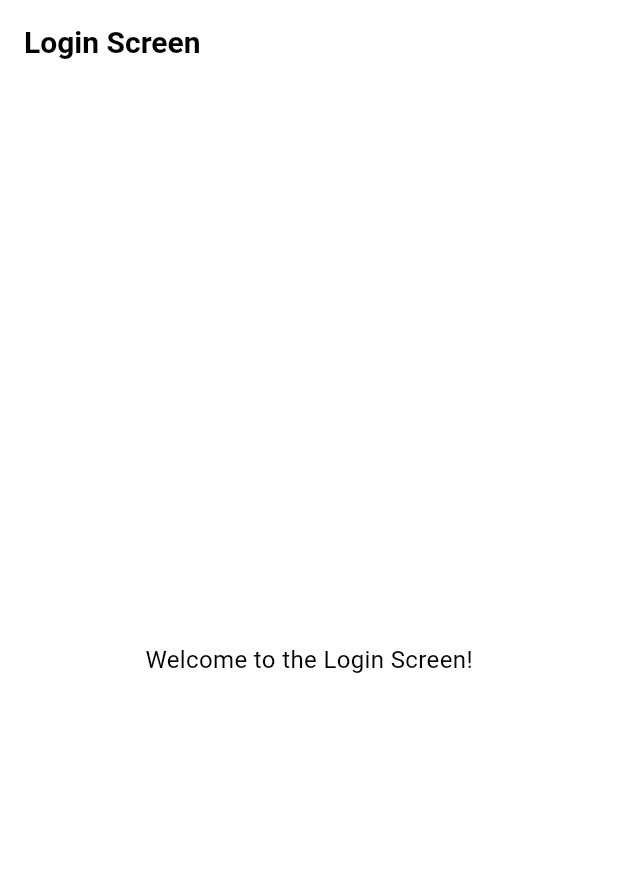
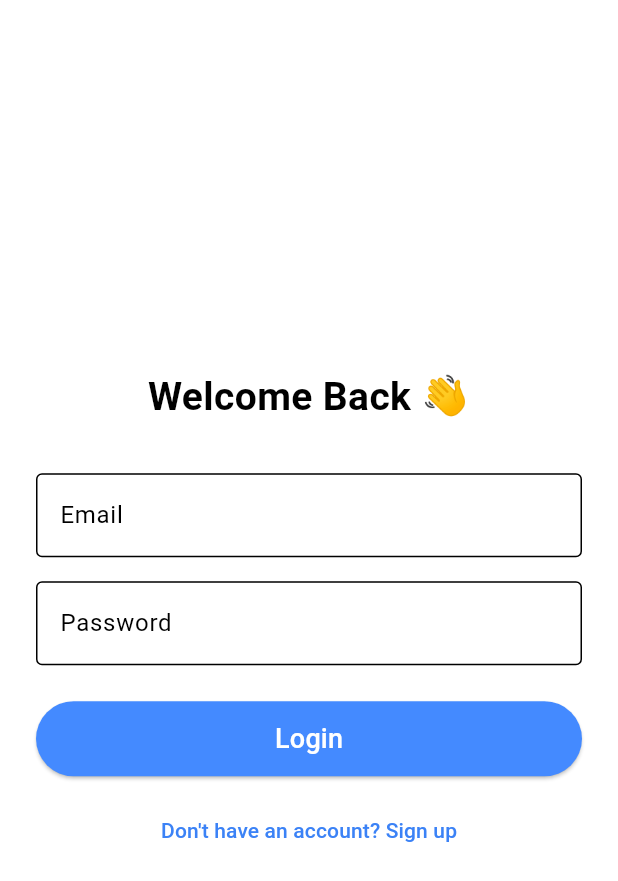
Before and after one commit to MontasirOpi/sdtudy_flow, a Flutter app: the screen it shows after launch, on a phone screen of 412 x 824 dp. Shown: the top 881 px of the screen. Run offline on Flutter 3.47's test engine with Material 3 defaults, Android fonts, the phone set to English and light mode, and no system bars; our stand-ins replace bloc, equatable, flutter_bloc, go_router, supabase_flutter; accounts and stored records are empty.

Commit message:
login signup with supabase

```diff
--- /dev/null
+++ b/devtools_options.yaml
@@ -0,0 +1,3 @@
+description: This file stores settings for Dart & Flutter DevTools.
+documentation: https://docs.flutter.dev/tools/devtools/extensions#configure-extension-enablement-states
+extensions:
--- a/lib/app/app.dart
+++ b/lib/app/app.dart
@@ -10,11 +10,11 @@ class MyApp extends StatelessWidget {
 
   @override
   Widget build(BuildContext context) {
-    final router = AppRouter().router;
-
     return MultiBlocProvider(
       providers: [
+        // SplashBloc handles splash delay/navigation logic
         BlocProvider(create: (_) => SplashBloc()..add(StartSplash())),
+        // ✅ You can add more blocs here in the future (e.g., AuthBloc, NotesBloc, etc.)
       ],
       child: MaterialApp.router(
         title: 'StudyMate',
@@ -22,7 +22,7 @@ class MyApp extends StatelessWidget {
         theme: AppTheme.lightTheme,
         darkTheme: AppTheme.darkTheme,
         themeMode: ThemeMode.system,
-        routerConfig: router,
+        routerConfig: AppRouter.router, // directly use the static router
       ),
     );
   }
--- a/lib/app/router.dart
+++ b/lib/app/router.dart
@@ -1,29 +1,46 @@
 import 'package:flutter/material.dart';
 import 'package:go_router/go_router.dart';
+
+// ✅ Import all your screens
 import 'package:sdtudy_flow/presentation/pages/auth/login_screen.dart';
+import 'package:sdtudy_flow/presentation/pages/auth/sign_up_screen.dart';
 import 'package:sdtudy_flow/presentation/pages/home/home_screen.dart';
 import 'package:sdtudy_flow/presentation/pages/splashScreen/splash_screen.dart';
 
-// ✅ Import your pages
-// import 'package:your_app_name/presentation/pages/home/home_page.dart';
-// import 'package:your_app_name/presentation/pages/schedule/schedule_page.dart';
-// import 'package:your_app_name/presentation/pages/assignments/assignments_page.dart';
-// import 'package:your_app_name/presentation/pages/notes/notes_page.dart';
-// import 'package:your_app_name/presentation/pages/auth/login_page.dart';
-
+/// Centralized router configuration using GoRouter
 class AppRouter {
-  GoRouter get router => GoRouter(
+  static final GoRouter router = GoRouter(
+    initialLocation: '/', // Start with SplashScreen
     routes: [
-      // GoRoute(
-      //   path: '/',
-      //   name: 'home',
-      //   builder: (context, state) => const HomeScreen(),
-      // ),
+      /// Splash Screen
       GoRoute(
         path: '/',
-        name: 'splashscreen',
+        name: 'splash',
         builder: (context, state) => const SplashScreen(),
       ),
+
+      /// Login Screen
+      GoRoute(
+        path: '/login',
+        name: 'login',
+        builder: (context, state) => const LoginScreen(),
+      ),
+
+      /// Sign Up Screen
+      GoRoute(
+        path: '/signup',
+        name: 'signup',
+        builder: (context, state) => const SignUpPage(),
+      ),
+
+      /// Home Screen
+      GoRoute(
+        path: '/home',
+        name: 'home',
+        builder: (context, state) => const HomeScreen(),
+      ),
+
+      // ✅ (Optional) Future routes
       // GoRoute(
       //   path: '/schedule',
       //   name: 'schedule',
@@ -39,11 +56,6 @@ class AppRouter {
       //   name: 'notes',
       //   builder: (context, state) => const NotesPage(),
       // ),
-      GoRoute(
-        path: '/login',
-        name: 'login',
-        builder: (context, state) => const LoginScreen(),
-      ),
     ],
   );
 }
--- /dev/null
+++ b/lib/data/remote/auth_service.dart
@@ -0,0 +1,26 @@
+import 'package:supabase_flutter/supabase_flutter.dart';
+
+class AuthService {
+  final supabase = Supabase.instance.client;
+
+  Future<void> signIn(String email, String password) async {
+    final response = await supabase.auth.signInWithPassword(
+      email: email,
+      password: password,
+    );
+
+    if (response.user == null) {
+      throw Exception('Invalid credentials');
+    }
+  }
+
+  Future<void> signUp(String email, String password) async {
+    await supabase.auth.signUp(email: email, password: password);
+  }
+
+  Future<void> signOut() async {
+    await supabase.auth.signOut();
+  }
+
+  bool get isLoggedIn => supabase.auth.currentUser != null;
+}
--- a/lib/presentation/pages/auth/bloc/auth_event.dart
+++ b/lib/presentation/pages/auth/bloc/auth_event.dart
@@ -1,4 +1,26 @@
-part of 'auth_bloc.dart';
+import 'package:equatable/equatable.dart';
 
-@immutable
-sealed class AuthEvent {}
+abstract class AuthEvent extends Equatable {
+  @override
+  List<Object?> get props => [];
+}
+
+class LoginRequested extends AuthEvent {
+  final String email;
+  final String password;
+
+  LoginRequested(this.email, this.password);
+
+  @override
+  List<Object?> get props => [email, password];
+}
+
+class SignUpRequested extends AuthEvent {
+  final String email;
+  final String password;
+
+  SignUpRequested(this.email, this.password);
+
+  @override
+  List<Object?> get props => [email, password];
+}
--- a/lib/presentation/pages/auth/bloc/auth_state.dart
+++ b/lib/presentation/pages/auth/bloc/auth_state.dart
@@ -1,6 +1,20 @@
-part of 'auth_bloc.dart';
+import 'package:equatable/equatable.dart';
 
-@immutable
-sealed class AuthState {}
+abstract class AuthState extends Equatable {
+  @override
+  List<Object?> get props => [];
+}
 
-final class AuthInitial extends AuthState {}
+class AuthInitial extends AuthState {}
+
+class AuthLoading extends AuthState {}
+
+class AuthSuccess extends AuthState {}
+
+class AuthFailure extends AuthState {
+  final String message;
+  AuthFailure(this.message);
+
+  @override
+  List<Object?> get props => [message];
+}
--- a/lib/presentation/pages/auth/login_screen.dart
+++ b/lib/presentation/pages/auth/login_screen.dart
@@ -1,18 +1,105 @@
 import 'package:flutter/material.dart';
+import 'package:flutter_bloc/flutter_bloc.dart';
+import 'package:go_router/go_router.dart';
+import 'package:sdtudy_flow/data/remote/auth_service.dart';
+import 'package:sdtudy_flow/presentation/pages/auth/bloc/auth_bloc.dart';
+import 'package:sdtudy_flow/presentation/pages/auth/bloc/auth_event.dart';
+import 'package:sdtudy_flow/presentation/pages/auth/bloc/auth_state.dart';
 
-class LoginScreen extends StatefulWidget {
+class LoginScreen extends StatelessWidget {
   const LoginScreen({super.key});
 
   @override
-  State<LoginScreen> createState() => _LoginScreenState();
-}
+  Widget build(BuildContext context) {
+    final emailController = TextEditingController();
+    final passwordController = TextEditingController();
 
-class _LoginScreenState extends State<LoginScreen> {
-  @override
-  Widget build(BuildContext context) {
-    return Scaffold(
-      appBar: AppBar(title: const Text('Login Screen')),
-      body: const Center(child: Text('Welcome to the Login Screen!')),
+    return BlocProvider(
+      create: (_) => AuthBloc(AuthService()),
+      child: Scaffold(
+        body: SafeArea(
+          child: Padding(
+            padding: const EdgeInsets.all(24.0),
+            child: BlocConsumer<AuthBloc, AuthState>(
+              listener: (context, state) {
+                if (state is AuthSuccess) {
+                  ScaffoldMessenger.of(context).showSnackBar(
+                    const SnackBar(content: Text('Login successful!')),
+                  );
+                  context.go('/home'); // ✅ GoRouter navigation
+                } else if (state is AuthFailure) {
+                  ScaffoldMessenger.of(
+                    context,
+                  ).showSnackBar(SnackBar(content: Text(state.message)));
+                }
+              },
+              builder: (context, state) {
+                return Column(
+                  mainAxisAlignment: MainAxisAlignment.center,
+                  children: [
+                    const Text(
+                      'Welcome Back 👋',
+                      style: TextStyle(
+                        fontSize: 26,
+                        fontWeight: FontWeight.bold,
+                      ),
+                    ),
+                    const SizedBox(height: 32),
+                    TextField(
+                      controller: emailController,
+                      decoration: const InputDecoration(
+                        labelText: 'Email',
+                        border: OutlineInputBorder(),
+                      ),
+                    ),
+                    const SizedBox(height: 16),
+                    TextField(
+                      controller: passwordController,
+                      obscureText: true,
+                      decoration: const InputDecoration(
+                        labelText: 'Password',
+                        border: OutlineInputBorder(),
+                      ),
+                    ),
+                    const SizedBox(height: 24),
+                    ElevatedButton(
+                      onPressed: state is AuthLoading
+                          ? null
+                          : () {
+                              final email = emailController.text.trim();
+                              final password = passwordController.text.trim();
+                              context.read<AuthBloc>().add(
+                                LoginRequested(email, password),
+                              );
+                            },
+                      style: ElevatedButton.styleFrom(
+                        minimumSize: const Size(double.infinity, 50),
+                        backgroundColor: Colors.blueAccent,
+                      ),
+                      child: state is AuthLoading
+                          ? const CircularProgressIndicator(color: Colors.white)
+                          : const Text(
+                              'Login',
+                              style: TextStyle(
+                                fontSize: 18,
+                                color: Colors.white,
+                              ),
+                            ),
+                    ),
+                    const SizedBox(height: 12),
+                    TextButton(
+                      onPressed: () {
+                        context.go('/signup');
+                      },
+                      child: const Text("Don't have an account? Sign up"),
+                    ),
+                  ],
+                );
+              },
+            ),
+          ),
+        ),
+      ),
     );
   }
 }
--- a/pubspec.yaml
+++ b/pubspec.yaml
@@ -38,6 +38,7 @@ dependencies:
   bloc: ^9.1.0
   go_router: ^16.2.5
   equatable: ^2.0.7
+  supabase_flutter: ^2.10.3
 
 dev_dependencies:
   flutter_test:
```
Also changed, not shown: lib/main.dart (+9 -1 lines), lib/presentation/pages/auth/bloc/auth_bloc.dart (+35 -9 lines), lib/presentation/pages/auth/sign_up_screen.dart (added, +135 -0 lines), lib/presentation/pages/auth/registation_screen.dart (deleted), pubspec.lock, 5 other files.
